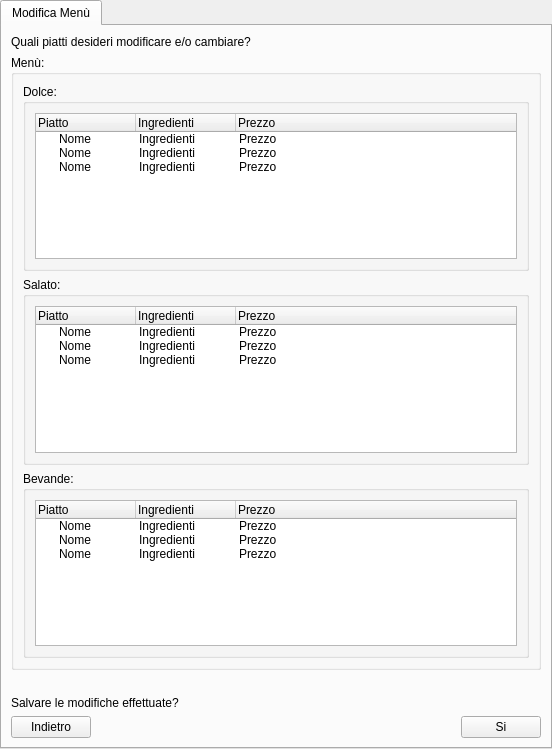
Old version of the form ui/Titolare/GestioneCucina/ModificaMenuColazioneInCamera.ui in the repository mdoraz/Hotel.
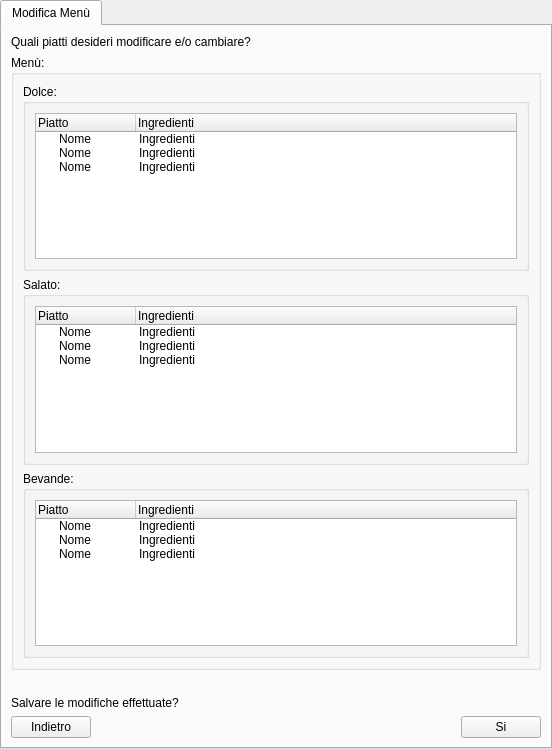
New version of the form.

Commit message: Aggiustate struttura cartelle in seguito alla modifica della VisualizzaDatiPersonaliDipendenteUI utilizzato solo 1 sia per camerieri che per receptionist

```diff
--- a/ui/Titolare/GestioneCucina/ModificaMenuColazioneInCamera.ui
+++ b/ui/Titolare/GestioneCucina/ModificaMenuColazioneInCamera.ui
@@ -95,11 +95,6 @@
               <string>Ingredienti</string>
              </property>
             </column>
-            <column>
-             <property name="text">
-              <string>Prezzo</string>
-             </property>
-            </column>
             <item>
              <property name="text">
               <string>Nome</string>
@@ -107,9 +102,6 @@
              <property name="text">
               <string>Ingredienti</string>
              </property>
-             <property name="text">
-              <string>Prezzo</string>
-             </property>
              <property name="flags">
               <set>ItemIsEditable|ItemIsDragEnabled|ItemIsDropEnabled|ItemIsUserCheckable|ItemIsEnabled</set>
              </property>
@@ -121,9 +113,6 @@
              <property name="text">
               <string>Ingredienti</string>
              </property>
-             <property name="text">
-              <string>Prezzo</string>
-             </property>
              <property name="flags">
               <set>ItemIsEditable|ItemIsDragEnabled|ItemIsDropEnabled|ItemIsUserCheckable|ItemIsEnabled</set>
              </property>
@@ -135,9 +124,6 @@
              <property name="text">
               <string>Ingredienti</string>
              </property>
-             <property name="text">
-              <string>Prezzo</string>
-             </property>
              <property name="flags">
               <set>ItemIsEditable|ItemIsDragEnabled|ItemIsDropEnabled|ItemIsUserCheckable|ItemIsEnabled</set>
              </property>
@@ -171,11 +157,6 @@
               <string>Ingredienti</string>
              </property>
             </column>
-            <column>
-             <property name="text">
-              <string>Prezzo</string>
-             </property>
-            </column>
             <item>
              <property name="text">
               <string>Nome</string>
@@ -183,9 +164,6 @@
              <property name="text">
               <string>Ingredienti</string>
              </property>
-             <property name="text">
-              <string>Prezzo</string>
-             </property>
              <property name="flags">
               <set>ItemIsEditable|ItemIsDragEnabled|ItemIsDropEnabled|ItemIsUserCheckable|ItemIsEnabled</set>
              </property>
@@ -197,9 +175,6 @@
              <property name="text">
               <string>Ingredienti</string>
              </property>
-             <property name="text">
-              <string>Prezzo</string>
-             </property>
              <property name="flags">
               <set>ItemIsEditable|ItemIsDragEnabled|ItemIsDropEnabled|ItemIsUserCheckable|ItemIsEnabled</set>
              </property>
@@ -211,9 +186,6 @@
              <property name="text">
               <string>Ingredienti</string>
              </property>
-             <property name="text">
-              <string>Prezzo</string>
-             </property>
              <property name="flags">
               <set>ItemIsEditable|ItemIsDragEnabled|ItemIsDropEnabled|ItemIsUserCheckable|ItemIsEnabled</set>
              </property>
@@ -247,11 +219,6 @@
               <string>Ingredienti</string>
              </property>
             </column>
-            <column>
-             <property name="text">
-              <string>Prezzo</string>
-             </property>
-            </column>
             <item>
              <property name="text">
               <string>Nome</string>
@@ -259,9 +226,6 @@
              <property name="text">
               <string>Ingredienti</string>
              </property>
-             <property name="text">
-              <string>Prezzo</string>
-             </property>
              <property name="flags">
               <set>ItemIsEditable|ItemIsDragEnabled|ItemIsDropEnabled|ItemIsUserCheckable|ItemIsEnabled</set>
              </property>
@@ -273,9 +237,6 @@
              <property name="text">
               <string>Ingredienti</string>
              </property>
-             <property name="text">
-              <string>Prezzo</string>
-             </property>
              <property name="flags">
               <set>ItemIsEditable|ItemIsDragEnabled|ItemIsDropEnabled|ItemIsUserCheckable|ItemIsEnabled</set>
              </property>
@@ -287,9 +248,6 @@
              <property name="text">
               <string>Ingredienti</string>
              </property>
-             <property name="text">
-              <string>Prezzo</string>
-             </property>
              <property name="flags">
               <set>ItemIsEditable|ItemIsDragEnabled|ItemIsDropEnabled|ItemIsUserCheckable|ItemIsEnabled</set>
              </property>
```
The commit also changes 49 other files.
